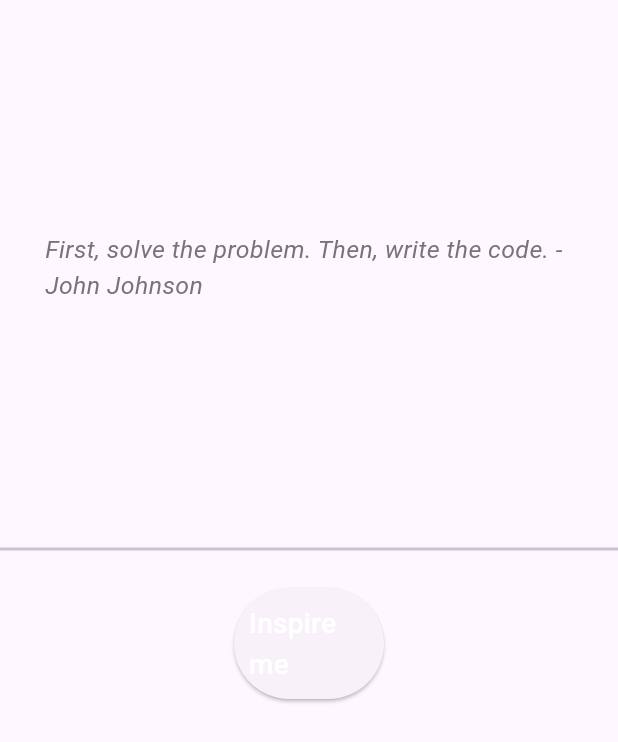
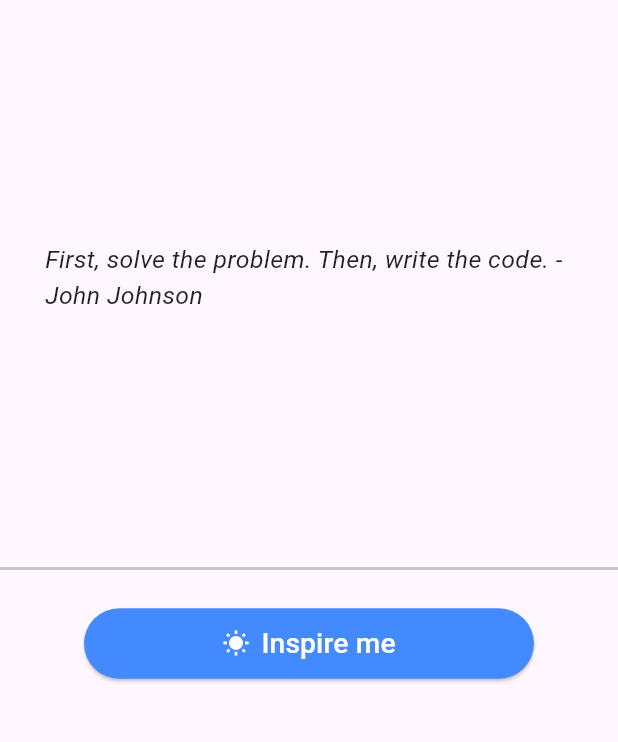
Before and after one commit to ChukwumekaAugustineAnoliefo/QuoatesApp, a Flutter app: the screen it shows after launch, on a phone screen of 412 x 824 dp. Shown: the top 742 px of the screen. Run offline on Flutter 3.47's test engine with Material 3 defaults, Android fonts, the phone set to English and light mode, and no system bars.

Commit message:
Update home.dart

```diff
--- a/quoatesapp/lib/ui/home.dart
+++ b/quoatesapp/lib/ui/home.dart
@@ -80,7 +80,7 @@ class _WisdomState extends State<Wisdom> {
                     child: Text(
                       quotes[_index % quotes.length],
                       style: TextStyle(
-                        color: Colors.grey.shade600,
+                        color: Colors.black87,
                         fontStyle: FontStyle.italic,
                         fontSize: 16.5,
                       ),
@@ -97,6 +97,7 @@ class _WisdomState extends State<Wisdom> {
                 top: 18.0,
               ),
               child: ElevatedButton.icon(
+                icon: Icon(Icons.wb_sunny),
                 onPressed: _showQuote,
                 // color:Colors.black,
                 label: const Text(
@@ -104,8 +105,9 @@ class _WisdomState extends State<Wisdom> {
                   style: TextStyle(color: Colors.white, fontSize: 18.8),
                 ),
                 style: ElevatedButton.styleFrom(
-                  iconColor: Colors.teal,
-                  fixedSize: const Size.fromWidth(100),
+                  backgroundColor: Colors.blueAccent,
+                  iconColor: Colors.white,
+                  fixedSize: const Size.fromWidth(300),
                   padding: const EdgeInsets.all(10),
                 ),
               ),
```
